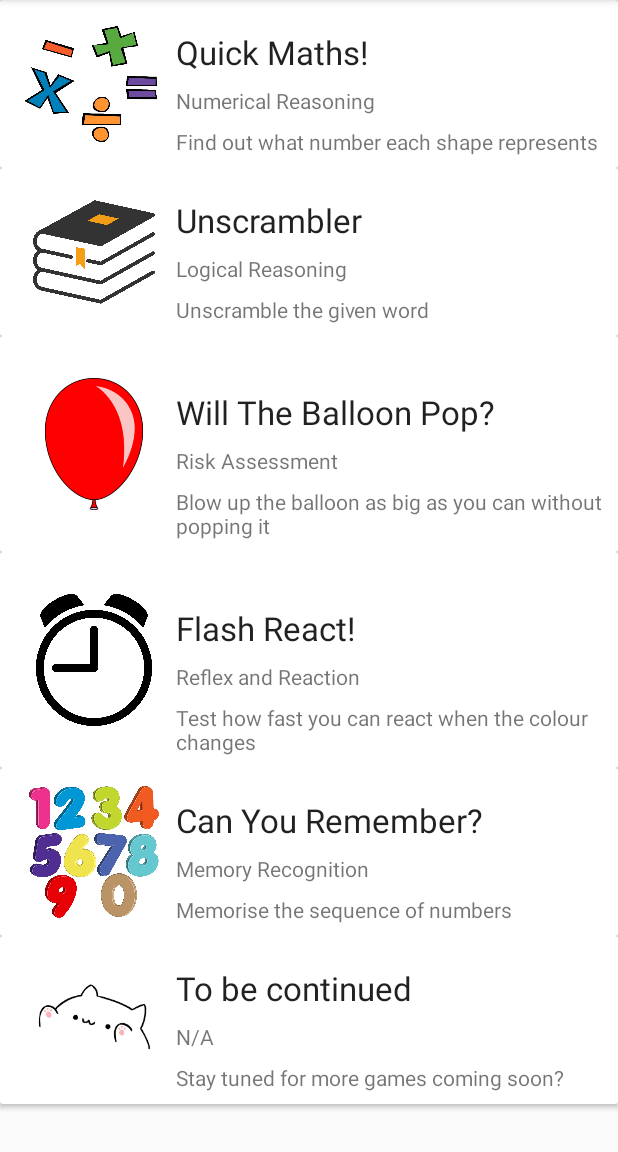
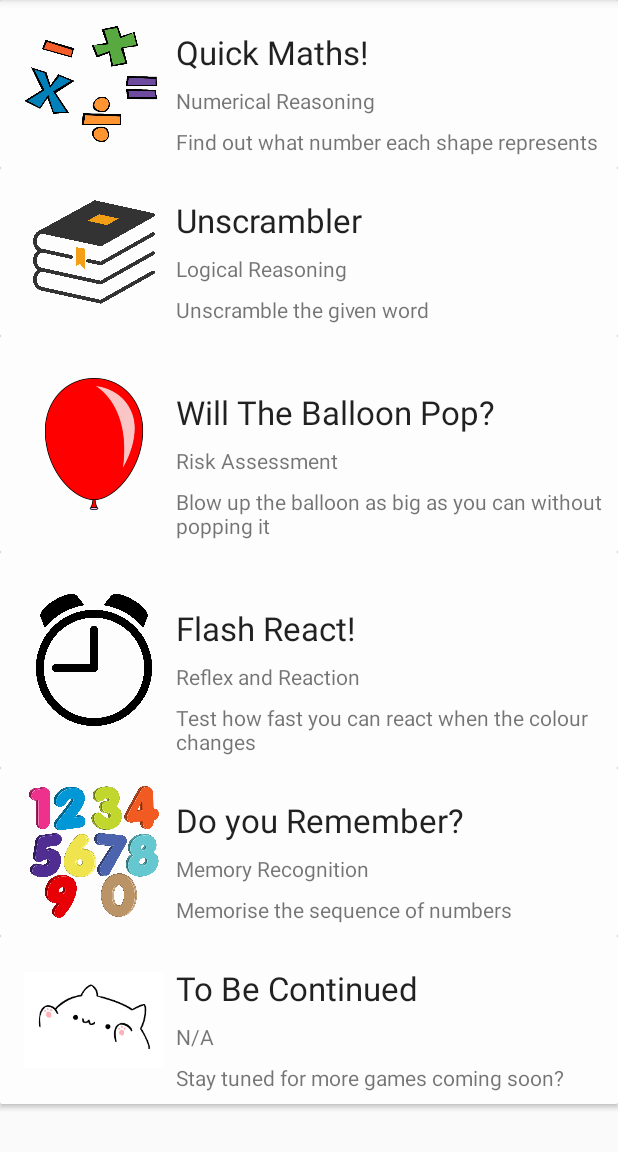
Before and after one commit to brengar123/JigJag2.0, an Android app: the DetailActivity screen opened directly, with no data from a screen before it, on a phone screen of 412 x 824 dp, the part 84-1236 px from its top. Run offline under Robolectric (Android 15) with nearby library versions, the light colour scheme and no system bars.

Commit message:
added easter eggs

```diff
--- a/app/src/main/java/com/example/jigjag20/Games.java
+++ b/app/src/main/java/com/example/jigjag20/Games.java
@@ -53,8 +53,8 @@ public class Games {
         games.add(new Games("Unscrambler", "Logical Reasoning", "Unscramble the given word", R.drawable.dictionary));
         games.add(new Games("Will The Balloon Pop?", "Risk Assessment", "Blow up the balloon as big as you can without popping it", R.drawable.onebal));
         games.add(new Games("Flash React!", "Reflex and Reaction", "Test how fast you can react when the colour changes", R.drawable.timer));
-        games.add(new Games("Can You Remember?", "Memory Recognition", "Memorise the sequence of numbers", R.drawable.numbers));
-        games.add(new Games("To be continued", "N/A", "Stay tuned for more games coming soon?", R.drawable.gameone));
+        games.add(new Games("Do you Remember?", "Memory Recognition", "Memorise the sequence of numbers", R.drawable.numbers));
+        games.add(new Games("To Be Continued", "N/A", "Stay tuned for more games coming soon?", R.drawable.gameone));
         return games;
         //fills array with information about the games
     }
--- a/app/src/main/res/layout/gamefive.xml
+++ b/app/src/main/res/layout/gamefive.xml
@@ -12,7 +12,7 @@
         android:layout_height="wrap_content"
         android:layout_marginTop="16dp"
         android:gravity="center"
-        android:text="Can You Remember?"
+        android:text="Do you Remember?"
         android:textSize="56sp"
         app:layout_constraintEnd_toEndOf="parent"
         app:layout_constraintHorizontal_bias="0.529"
--- a/app/src/main/res/layout/games_list.xml
+++ b/app/src/main/res/layout/games_list.xml
@@ -10,7 +10,8 @@
 
     <androidx.constraintlayout.widget.ConstraintLayout
         android:layout_width="match_parent"
-        android:layout_height="wrap_content">
+        android:layout_height="wrap_content"
+        android:background="#FDFDFD">
 
         <ImageView
             android:id="@+id/GLiv_Photo"
```
Also changed, not shown: app/src/main/java/com/example/jigjag20/GameFiveFragment.java (+16 -0 lines), app/src/main/java/com/example/jigjag20/GameOneFragment.java (+27 -14 lines).
